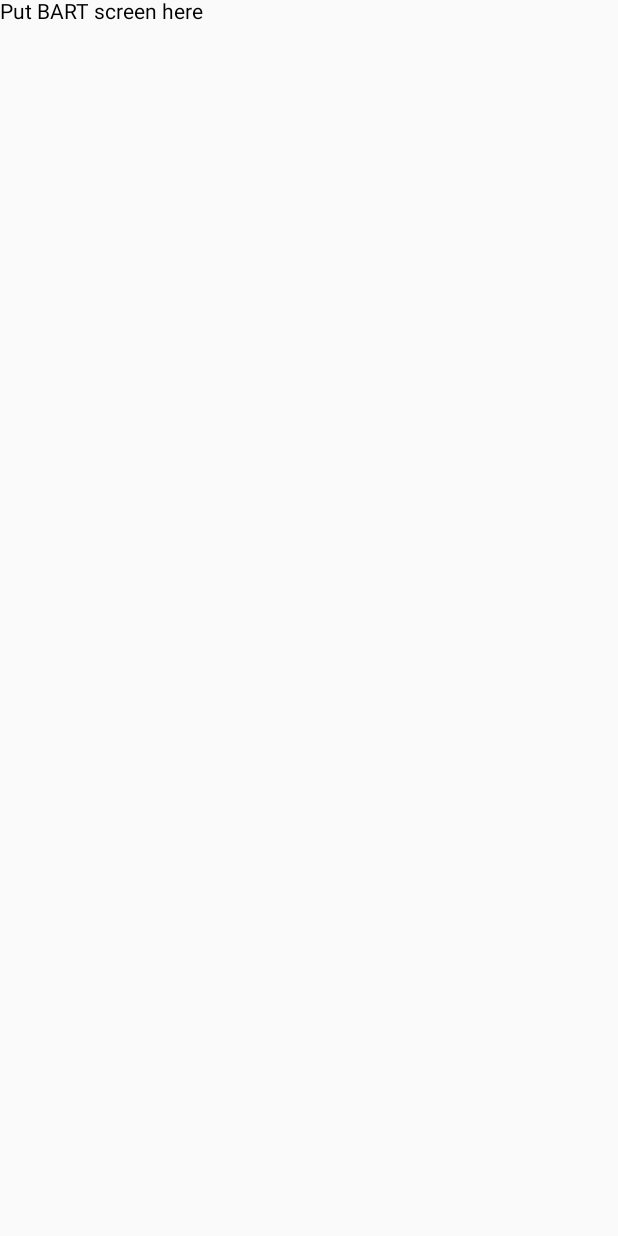
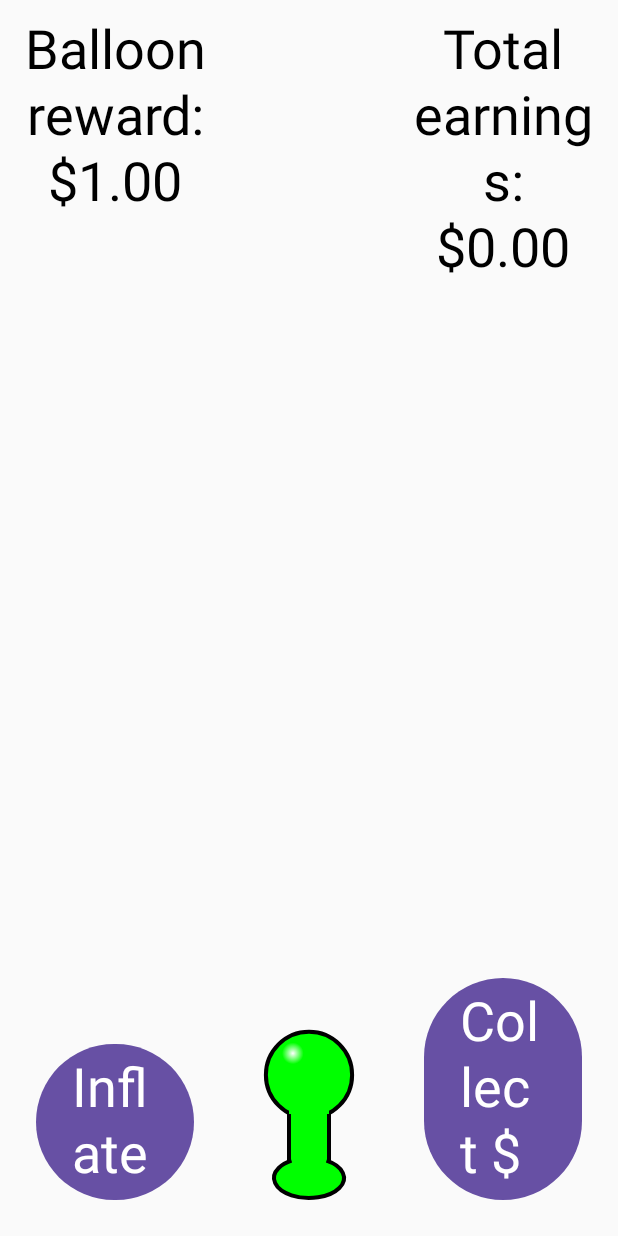
Before and after one commit to TaxiKab119/cognidan, an Android app built with Jetpack Compose: the BartFragment screen opened through its navigation route, on a phone screen of 412 x 824 dp. Before the commit the screen is almost empty. Run offline under Robolectric (Android 15) with nearby library versions, the phone set to English and light mode, and no system bars; our stand-ins replace Timber, constraintlayout-compose.

Commit message:
Rebase onto develop

```diff
--- a/app/build.gradle
+++ b/app/build.gradle
@@ -63,6 +63,9 @@ dependencies {
     // Timber
     implementation 'com.jakewharton.timber:timber:5.0.1'
 
+    //Constraint Layout
+    implementation "androidx.constraintlayout:constraintlayout-compose:1.0.1"
+
     testImplementation 'junit:junit:4.13.2'
 
     androidTestImplementation 'androidx.test.ext:junit:1.1.5'
--- a/app/src/main/java/com/example/dancognitionapp/assessment/bart/BartFragment.kt
+++ b/app/src/main/java/com/example/dancognitionapp/assessment/bart/BartFragment.kt
@@ -4,10 +4,13 @@ import android.os.Bundle
 import android.view.LayoutInflater
 import android.view.View
 import android.view.ViewGroup
+import androidx.compose.foundation.layout.fillMaxSize
 import androidx.compose.material3.Text
+import androidx.compose.ui.Modifier
 import androidx.compose.ui.platform.ComposeView
 import com.example.dancognitionapp.R
 import com.example.dancognitionapp.assessment.AssessmentFragment
+import com.example.dancognitionapp.bart.BartTestScreen
 
 class BartFragment: AssessmentFragment() {
 
@@ -18,7 +21,7 @@ class BartFragment: AssessmentFragment() {
     ): View? {
         val view = inflater.inflate(R.layout.fragment_compose_host, container, false)
         view.findViewById<ComposeView>(R.id.compose_root).setContent {
-            Text(text = "Put BART screen here")
+            BartTestScreen(Modifier.fillMaxSize())
         }
         return view
     }
```
